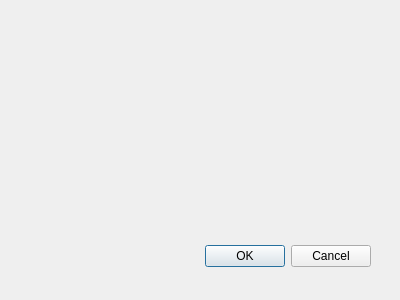
Above: gis_programmierung_cs_ft_ff/gis_programmierung_cs_ft_ff_dialog_base.ui from florianfolger/GIS-Programmierung before the change. Below: the same form after it.
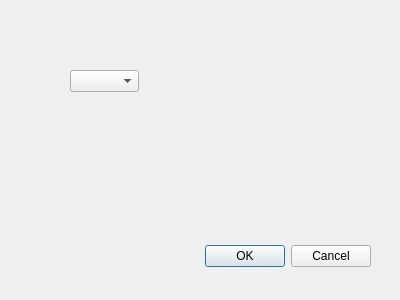
That is the form after the change.

```diff
--- a/gis_programmierung_cs_ft_ff/gis_programmierung_cs_ft_ff_dialog_base.ui
+++ b/gis_programmierung_cs_ft_ff/gis_programmierung_cs_ft_ff_dialog_base.ui
@@ -28,6 +28,16 @@
     <set>QDialogButtonBox::Cancel|QDialogButtonBox::Ok</set>
    </property>
   </widget>
+  <widget class="QComboBox" name="comboBox">
+   <property name="geometry">
+    <rect>
+     <x>70</x>
+     <y>70</y>
+     <width>69</width>
+     <height>22</height>
+    </rect>
+   </property>
+  </widget>
  </widget>
  <resources/>
  <connections>
```
Left out of the diff: 41 changed lines with no effect on the pictures.
